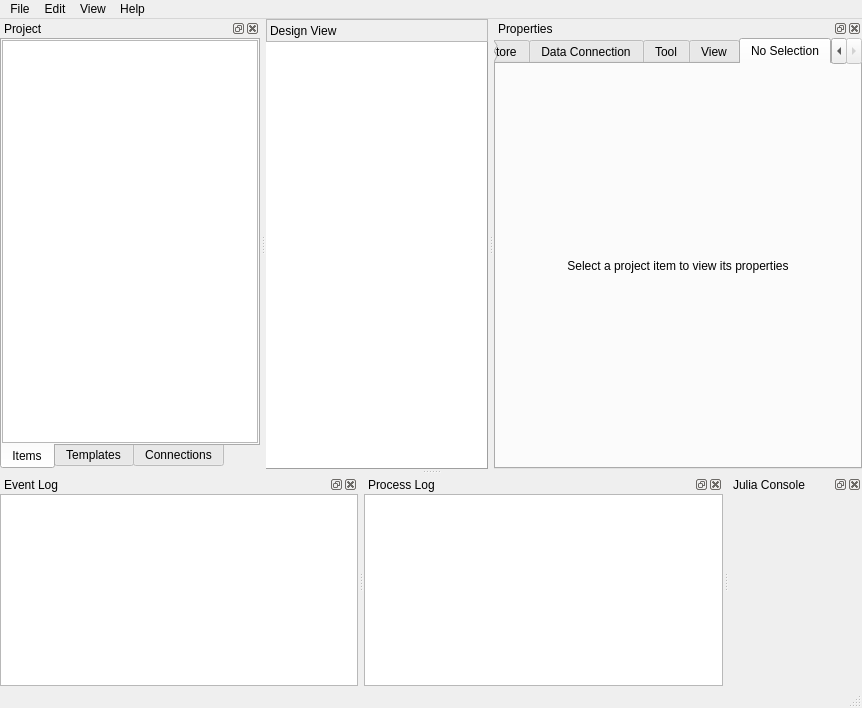
This is spinetoolbox/ui/mainwindow.ui in spine-tools/Spine-Toolbox as Qt 5 draws it before an edit. The edited form follows.
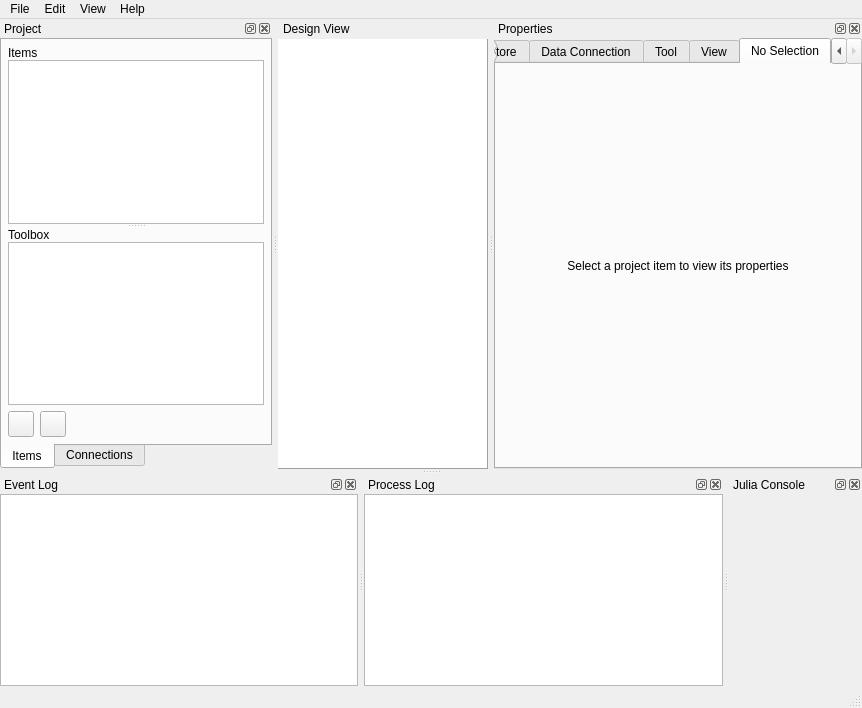
This is the edited form. Icons and pictures are not drawn. Custom widgets are drawn as their Qt base class.

Commit message: Issue #176 updated. Templates tab is now gone and the 'Toolbox' is now shown on main window and not behind a tab

Diff of the .ui file:
```diff
--- a/spinetoolbox/ui/mainwindow.ui
+++ b/spinetoolbox/ui/mainwindow.ui
@@ -53,17 +53,20 @@
       <property name="minimumSize">
        <size>
         <width>0</width>
-        <height>23</height>
+        <height>20</height>
        </size>
       </property>
       <property name="maximumSize">
        <size>
         <width>16777215</width>
-        <height>28</height>
+        <height>20</height>
        </size>
       </property>
+      <property name="autoFillBackground">
+       <bool>false</bool>
+      </property>
       <property name="frameShape">
-       <enum>QFrame::StyledPanel</enum>
+       <enum>QFrame::NoFrame</enum>
       </property>
       <property name="frameShadow">
        <enum>QFrame::Plain</enum>
@@ -75,7 +78,10 @@
        <string>Design View</string>
       </property>
       <property name="margin">
-       <number>2</number>
+       <number>0</number>
+      </property>
+      <property name="indent">
+       <number>5</number>
       </property>
      </widget>
     </item>
@@ -2249,7 +2255,7 @@
    <property name="minimumSize">
     <size>
      <width>135</width>
-     <height>173</height>
+     <height>281</height>
     </size>
    </property>
    <property name="windowTitle">
@@ -2296,28 +2302,51 @@
         <bool>false</bool>
        </property>
        <property name="tabBarAutoHide">
-        <bool>false</bool>
+        <bool>true</bool>
        </property>
        <widget class="QWidget" name="tab_items">
         <attribute name="title">
          <string>Items</string>
         </attribute>
-        <layout class="QVBoxLayout" name="verticalLayout_2">
+        <layout class="QVBoxLayout" name="verticalLayout_19">
          <property name="spacing">
-          <number>0</number>
+          <number>6</number>
          </property>
          <property name="leftMargin">
-          <number>0</number>
+          <number>6</number>
          </property>
          <property name="topMargin">
-          <number>0</number>
+          <number>6</number>
          </property>
          <property name="rightMargin">
-          <number>0</number>
+          <number>6</number>
          </property>
          <property name="bottomMargin">
+          <number>6</number>
+         </property>
+         <item>
+          <widget class="QSplitter" name="splitter">
+           <property name="orientation">
+            <enum>Qt::Vertical</enum>
+           </property>
+           <property name="childrenCollapsible">
+            <bool>false</bool>
+           </property>
+           <widget class="QWidget" name="">
+            <layout class="QVBoxLayout" name="verticalLayout_5">
+             <property name="spacing">
           <number>0</number>
          </property>
+             <item>
+              <widget class="QLabel" name="label_4">
+               <property name="text">
+                <string>Items</string>
+               </property>
+               <property name="indent">
+                <number>-1</number>
+               </property>
+              </widget>
+             </item>
          <item>
           <widget class="QTreeView" name="treeView_project">
            <property name="sizePolicy">
@@ -2326,6 +2355,12 @@
              <verstretch>0</verstretch>
             </sizepolicy>
            </property>
+               <property name="maximumSize">
+                <size>
+                 <width>16777215</width>
+                 <height>16777215</height>
+                </size>
+               </property>
            <property name="contextMenuPolicy">
             <enum>Qt::CustomContextMenu</enum>
            </property>
@@ -2339,26 +2374,27 @@
          </item>
         </layout>
        </widget>
-       <widget class="QWidget" name="tab_tool_templates">
-        <attribute name="title">
-         <string>Templates</string>
-        </attribute>
-        <layout class="QVBoxLayout" name="verticalLayout_5">
+           <widget class="QWidget" name="">
+            <layout class="QVBoxLayout" name="verticalLayout_2">
          <property name="spacing">
           <number>0</number>
          </property>
-         <property name="leftMargin">
-          <number>0</number>
-         </property>
-         <property name="topMargin">
-          <number>0</number>
-         </property>
-         <property name="rightMargin">
-          <number>0</number>
-         </property>
-         <property name="bottomMargin">
-          <number>0</number>
-         </property>
+             <item>
+              <widget class="QLabel" name="label_3">
+               <property name="autoFillBackground">
+                <bool>false</bool>
+               </property>
+               <property name="frameShape">
+                <enum>QFrame::NoFrame</enum>
+               </property>
+               <property name="text">
+                <string>Toolbox</string>
+               </property>
+               <property name="indent">
+                <number>-1</number>
+               </property>
+              </widget>
+             </item>
          <item>
           <widget class="QListView" name="listView_tool_templates">
            <property name="contextMenuPolicy">
@@ -2369,6 +2405,10 @@
            </property>
           </widget>
          </item>
+            </layout>
+           </widget>
+          </widget>
+         </item>
          <item>
           <layout class="QHBoxLayout" name="horizontalLayout">
            <item>
```
Left out of the diff: 15 changed lines with no effect on the pictures. Lines whose indentation alone changed are shown as unchanged. The commit also changes 11 other files.
